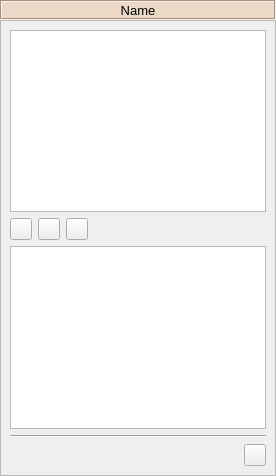
Qt form spine_items/data_connection/ui/data_connection_properties.ui (spine-tools/spine-items) before a commit.
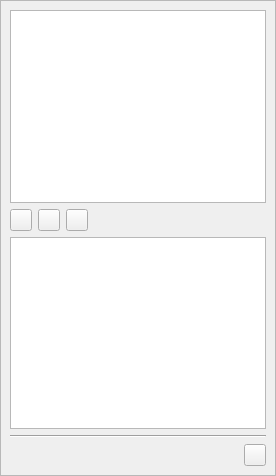
The same form after that commit. Icons and pictures are not drawn. Custom widgets are drawn as their Qt base class.

Commit message: Add icon and color to the name label in item properties

Patch:
```diff
--- a/spine_items/data_connection/ui/data_connection_properties.ui
+++ b/spine_items/data_connection/ui/data_connection_properties.ui
@@ -41,53 +41,6 @@
    <property name="bottomMargin">
     <number>0</number>
    </property>
-   <item>
-    <widget class="QLabel" name="label_item_name">
-     <property name="sizePolicy">
-      <sizepolicy hsizetype="Preferred" vsizetype="Fixed">
-       <horstretch>0</horstretch>
-       <verstretch>0</verstretch>
-      </sizepolicy>
-     </property>
-     <property name="minimumSize">
-      <size>
-       <width>0</width>
-       <height>20</height>
-      </size>
-     </property>
-     <property name="maximumSize">
-      <size>
-       <width>16777215</width>
-       <height>20</height>
-      </size>
-     </property>
-     <property name="font">
-      <font>
-       <pointsize>10</pointsize>
-       <weight>50</weight>
-       <bold>false</bold>
-      </font>
-     </property>
-     <property name="styleSheet">
-      <string notr="true">background-color: #ecd8c6;</string>
-     </property>
-     <property name="frameShape">
-      <enum>QFrame::Box</enum>
-     </property>
-     <property name="frameShadow">
-      <enum>QFrame::Sunken</enum>
-     </property>
-     <property name="text">
-      <string>Name</string>
-     </property>
-     <property name="alignment">
-      <set>Qt::AlignCenter</set>
-     </property>
-     <property name="wordWrap">
-      <bool>true</bool>
-     </property>
-    </widget>
-   </item>
    <item>
     <widget class="QScrollArea" name="scrollArea_2">
      <property name="widgetResizable">
@@ -99,7 +52,7 @@
         <x>0</x>
         <y>0</y>
         <width>274</width>
-        <height>454</height>
+        <height>474</height>
        </rect>
       </property>
       <layout class="QVBoxLayout" name="verticalLayout_16">
```
The commit also changes 38 other files.
